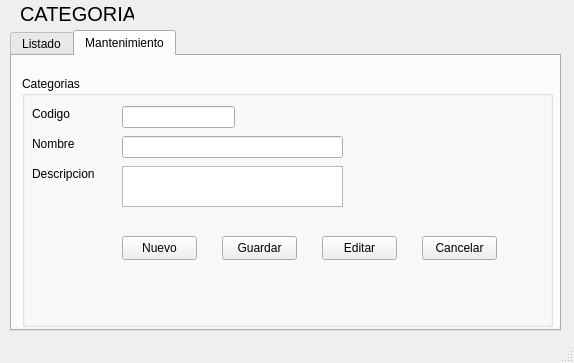
Qt form Sistema de ventas/ui/FrmCategoria.ui (CodeDrTech/DevelopPython) before a commit.
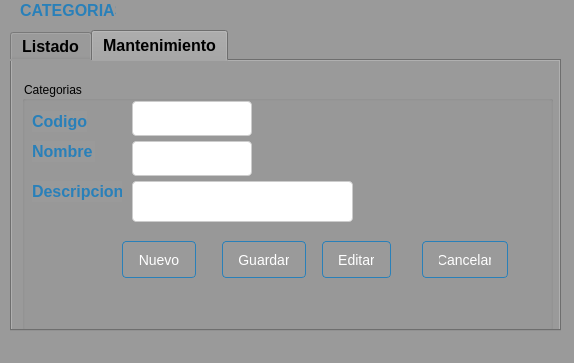
The same form after that commit.

What changed in the file:
```diff
--- a/Sistema de ventas/ui/FrmCategoria.ui
+++ b/Sistema de ventas/ui/FrmCategoria.ui
@@ -16,21 +16,38 @@
   <property name="windowTitle">
    <string>MainWindow</string>
   </property>
+  <property name="styleSheet">
+   <string notr="true">QWidget {
+    background-color: #9a9a9a;
+}</string>
+  </property>
   <widget class="QWidget" name="centralwidget">
    <widget class="QLabel" name="label">
     <property name="geometry">
      <rect>
       <x>20</x>
       <y>0</y>
-      <width>114</width>
-      <height>27</height>
+      <width>96</width>
+      <height>21</height>
      </rect>
     </property>
     <property name="font">
      <font>
-      <pointsize>15</pointsize>
+      <pointsize>-1</pointsize>
+      <bold>true</bold>
      </font>
     </property>
+    <property name="styleSheet">
+     <string notr="true">QWidget {
+    background-color: #9a9a9a;
+}
+
+QLabel {
+    color: #2980b9;
+    font-size: 16px;
+    font-weight: bold;
+}</string>
+    </property>
     <property name="text">
      <string>CATEGORIAS</string>
     </property>
@@ -44,6 +61,17 @@
       <height>301</height>
      </rect>
     </property>
+    <property name="styleSheet">
+     <string notr="true">QTabWidget {
+    background-color: #9a9a9a;
+}
+
+QTabWidget {
+    color: #2980b9;
+    font-size: 16px;
+    font-weight: bold;
+}</string>
+    </property>
     <property name="currentIndex">
      <number>1</number>
     </property>
@@ -163,10 +191,21 @@
         <rect>
          <x>10</x>
          <y>30</y>
-         <width>39</width>
-         <height>16</height>
+         <width>55</width>
+         <height>21</height>
         </rect>
        </property>
+       <property name="styleSheet">
+        <string notr="true">QWidget {
+    background-color: #9a9a9a;
+}
+
+QLabel {
+    color: #2980b9;
+    font-size: 16px;
+    font-weight: bold;
+}</string>
+       </property>
        <property name="text">
         <string>Codigo</string>
        </property>
@@ -176,10 +215,21 @@
         <rect>
          <x>10</x>
          <y>60</y>
-         <width>44</width>
-         <height>16</height>
+         <width>63</width>
+         <height>21</height>
         </rect>
        </property>
+       <property name="styleSheet">
+        <string notr="true">QWidget {
+    background-color: #9a9a9a;
+}
+
+QLabel {
+    color: #2980b9;
+    font-size: 16px;
+    font-weight: bold;
+}</string>
+       </property>
        <property name="text">
         <string>Nombre</string>
        </property>
@@ -188,11 +238,22 @@
        <property name="geometry">
         <rect>
          <x>10</x>
-         <y>90</y>
-         <width>62</width>
-         <height>16</height>
+         <y>100</y>
+         <width>90</width>
+         <height>21</height>
         </rect>
        </property>
+       <property name="styleSheet">
+        <string notr="true">QWidget {
+    background-color: #9a9a9a;
+}
+
+QLabel {
+    color: #2980b9;
+    font-size: 16px;
+    font-weight: bold;
+}</string>
+       </property>
        <property name="text">
         <string>Descripcion</string>
        </property>
@@ -202,10 +263,34 @@
         <rect>
          <x>100</x>
          <y>160</y>
-         <width>75</width>
-         <height>24</height>
+         <width>74</width>
+         <height>37</height>
         </rect>
        </property>
+       <property name="styleSheet">
+        <string notr="true">QPushButton {
+    background: qlineargradient(x1: 0, y1: 0, x2: 0, y2: 1,
+                                 stop: 0 #5DADE2, stop: 1 #2980b9);
+    color: #ffffff;
+    border: 1px solid #2980b9;
+    padding: 8px 16px;
+    border-radius: 4px;
+    font-size: 14px;
+}
+
+QPushButton:hover {
+    background: qlineargradient(x1: 0, y1: 0, x2: 0, y2: 1,
+                                 stop: 0 #4DA8DB, stop: 1 #2471a3);
+    border: 1px solid #2471a3;
+}
+
+QPushButton:pressed {
+    background: qlineargradient(x1: 0, y1: 0, x2: 0, y2: 1,
+                                 stop: 0 #3C89B4, stop: 1 #1f618d);
+    border: 1px solid #1f618d;
+}
+</string>
+       </property>
        <property name="text">
         <string>Nuevo</string>
        </property>
@@ -215,10 +300,34 @@
         <rect>
          <x>300</x>
          <y>160</y>
-         <width>75</width>
-         <height>24</height>
+         <width>69</width>
+         <height>37</height>
         </rect>
        </property>
+       <property name="styleSheet">
+        <string notr="true">QPushButton {
+    background: qlineargradient(x1: 0, y1: 0, x2: 0, y2: 1,
+                                 stop: 0 #5DADE2, stop: 1 #2980b9);
+    color: #ffffff;
+    border: 1px solid #2980b9;
+    padding: 8px 16px;
+    border-radius: 4px;
+    font-size: 14px;
+}
+
+QPushButton:hover {
+    background: qlineargradient(x1: 0, y1: 0, x2: 0, y2: 1,
+                                 stop: 0 #4DA8DB, stop: 1 #2471a3);
+    border: 1px solid #2471a3;
+}
+
+QPushButton:pressed {
+    background: qlineargradient(x1: 0, y1: 0, x2: 0, y2: 1,
+                                 stop: 0 #3C89B4, stop: 1 #1f618d);
+    border: 1px solid #1f618d;
+}
+</string>
+       </property>
        <property name="text">
         <string>Editar</string>
        </property>
@@ -228,10 +337,34 @@
         <rect>
          <x>200</x>
          <y>160</y>
-         <width>75</width>
-         <height>24</height>
+         <width>84</width>
+         <height>37</height>
         </rect>
        </property>
+       <property name="styleSheet">
+        <string notr="true">QPushButton {
+    background: qlineargradient(x1: 0, y1: 0, x2: 0, y2: 1,
+                                 stop: 0 #5DADE2, stop: 1 #2980b9);
+    color: #ffffff;
+    border: 1px solid #2980b9;
+    padding: 8px 16px;
+    border-radius: 4px;
+    font-size: 14px;
+}
+
+QPushButton:hover {
+    background: qlineargradient(x1: 0, y1: 0, x2: 0, y2: 1,
+                                 stop: 0 #4DA8DB, stop: 1 #2471a3);
+    border: 1px solid #2471a3;
+}
+
+QPushButton:pressed {
+    background: qlineargradient(x1: 0, y1: 0, x2: 0, y2: 1,
+                                 stop: 0 #3C89B4, stop: 1 #1f618d);
+    border: 1px solid #1f618d;
+}
+</string>
+       </property>
        <property name="text">
         <string>Guardar</string>
        </property>
@@ -241,10 +374,34 @@
         <rect>
          <x>400</x>
          <y>160</y>
-         <width>75</width>
-         <height>24</height>
+         <width>86</width>
+         <height>37</height>
         </rect>
        </property>
+       <property name="styleSheet">
+        <string notr="true">QPushButton {
+    background: qlineargradient(x1: 0, y1: 0, x2: 0, y2: 1,
+                                 stop: 0 #5DADE2, stop: 1 #2980b9);
+    color: #ffffff;
+    border: 1px solid #2980b9;
+    padding: 8px 16px;
+    border-radius: 4px;
+    font-size: 14px;
+}
+
+QPushButton:hover {
+    background: qlineargradient(x1: 0, y1: 0, x2: 0, y2: 1,
+                                 stop: 0 #4DA8DB, stop: 1 #2471a3);
+    border: 1px solid #2471a3;
+}
+
+QPushButton:pressed {
+    background: qlineargradient(x1: 0, y1: 0, x2: 0, y2: 1,
+                                 stop: 0 #3C89B4, stop: 1 #1f618d);
+    border: 1px solid #1f618d;
+}
+</string>
+       </property>
        <property name="text">
         <string>Cancelar</string>
        </property>
@@ -252,32 +409,242 @@
       <widget class="QLineEdit" name="txtCodigo">
        <property name="geometry">
         <rect>
-         <x>100</x>
-         <y>30</y>
-         <width>113</width>
-         <height>22</height>
+         <x>110</x>
+         <y>20</y>
+         <width>120</width>
+         <height>35</height>
         </rect>
        </property>
+       <property name="styleSheet">
+        <string notr="true">QWidget {
+    background-color: #f2f2f2;
+}
+
+QPushButton {
+    background: qlineargradient(x1: 0, y1: 0, x2: 0, y2: 1,
+                                 stop: 0 #5DADE2, stop: 1 #2980b9);
+    color: #ffffff;
+    border: 1px solid #2980b9;
+    padding: 8px 16px;
+    border-radius: 4px;
+    font-size: 14px;
+}
+
+QPushButton:hover {
+    background: qlineargradient(x1: 0, y1: 0, x2: 0, y2: 1,
+                                 stop: 0 #4DA8DB, stop: 1 #2471a3);
+    border: 1px solid #2471a3;
+}
+
+QPushButton:pressed {
+    background: qlineargradient(x1: 0, y1: 0, x2: 0, y2: 1,
+                                 stop: 0 #3C89B4, stop: 1 #1f618d);
+    border: 1px solid #1f618d;
+}
+
+QLineEdit {
+    background-color: #ffffff;
+    border: 1px solid #cccccc;
+    padding: 6px;
+    border-radius: 4px;
+    font-size: 14px;
+}
+
+QLineEdit:hover {
+    border: 1px solid #3498db;
+}
+
+QLineEdit:focus {
+    border: 1px solid #3498db;
+    outline: none;
+}
+
+QWidget {
+    background-color: #f2f2f2;
+}
+
+QLabel {
+    color: #2980b9;
+    font-size: 16px;
+    font-weight: bold;
+}
+
+QLineEdit {
+    background-color: #ffffff;
+    border: 1px solid #cccccc;
+    padding: 6px;
+    border-radius: 4px;
+    font-size: 14px;
+    color: #2980b9;
+}
+
+QLineEdit::placeholder {
+    color: #2980b9;
+    font-weight: bold;
+}
+
+</string>
+       </property>
       </widget>
       <widget class="QLineEdit" name="txtNombre">
        <property name="geometry">
         <rect>
-         <x>100</x>
+         <x>110</x>
          <y>60</y>
-         <width>221</width>
-         <height>22</height>
+         <width>120</width>
+         <height>35</height>
         </rect>
        </property>
+       <property name="styleSheet">
+        <string notr="true">QWidget {
+    background-color: #f2f2f2;
+}
+
+QPushButton {
+    background: qlineargradient(x1: 0, y1: 0, x2: 0, y2: 1,
+                                 stop: 0 #5DADE2, stop: 1 #2980b9);
+    color: #ffffff;
+    border: 1px solid #2980b9;
+    padding: 8px 16px;
+    border-radius: 4px;
+    font-size: 14px;
+}
+
+QPushButton:hover {
+    background: qlineargradient(x1: 0, y1: 0, x2: 0, y2: 1,
+                                 stop: 0 #4DA8DB, stop: 1 #2471a3);
+    border: 1px solid #2471a3;
+}
+
+QPushButton:pressed {
+    background: qlineargradient(x1: 0, y1: 0, x2: 0, y2: 1,
+                                 stop: 0 #3C89B4, stop: 1 #1f618d);
+    border: 1px solid #1f618d;
+}
+
+QLineEdit {
+    background-color: #ffffff;
+    border: 1px solid #cccccc;
+    padding: 6px;
+    border-radius: 4px;
+    font-size: 14px;
+}
+
+QLineEdit:hover {
+    border: 1px solid #3498db;
+}
+
+QLineEdit:focus {
+    border: 1px solid #3498db;
+    outline: none;
+}
+
+QWidget {
+    background-color: #f2f2f2;
+}
+
+QLabel {
+    color: #2980b9;
+    font-size: 16px;
+    font-weight: bold;
+}
+
+QLineEdit {
+    background-color: #ffffff;
+    border: 1px solid #cccccc;
+    padding: 6px;
+    border-radius: 4px;
+    font-size: 14px;
+    color: #2980b9;
+}
+
+QLineEdit::placeholder {
+    color: #2980b9;
+    font-weight: bold;
+}
+
+</string>
+       </property>
       </widget>
       <widget class="QTextEdit" name="txtDescripcion">
        <property name="geometry">
         <rect>
-         <x>100</x>
-         <y>90</y>
+         <x>110</x>
+         <y>100</y>
          <width>221</width>
          <height>41</height>
         </rect>
        </property>
+       <property name="styleSheet">
+        <string notr="true">QWidget {
+    background-color: #f2f2f2;
+}
+
+QPushButton {
+    background: qlineargradient(x1: 0, y1: 0, x2: 0, y2: 1,
+                                 stop: 0 #5DADE2, stop: 1 #2980b9);
+    color: #ffffff;
+    border: 1px solid #2980b9;
+    padding: 8px 16px;
+    border-radius: 4px;
+    font-size: 14px;
+}
+
+QPushButton:hover {
+    background: qlineargradient(x1: 0, y1: 0, x2: 0, y2: 1,
+                                 stop: 0 #4DA8DB, stop: 1 #2471a3);
+    border: 1px solid #2471a3;
+}
+
+QPushButton:pressed {
+    background: qlineargradient(x1: 0, y1: 0, x2: 0, y2: 1,
+                                 stop: 0 #3C89B4, stop: 1 #1f618d);
+    border: 1px solid #1f618d;
+}
+
+QTextEdit {
+    background-color: #ffffff;
+    border: 1px solid #cccccc;
+    padding: 6px;
+    border-radius: 4px;
+    font-size: 14px;
+}
+
+QTextEdit:hover {
+    border: 1px solid #3498db;
+}
+
+QLineEdit:focus {
+    border: 1px solid #3498db;
+    outline: none;
+}
+
+QWidget {
+    background-color: #f2f2f2;
+}
+
+QLabel {
+    color: #2980b9;
+    font-size: 16px;
+    font-weight: bold;
+}
+
+QTextEdit {
+    background-color: #ffffff;
+    border: 1px solid #cccccc;
+    padding: 6px;
+    border-radius: 4px;
+    font-size: 14px;
+    color: #2980b9;
+}
+
+QTextEdit::placeholder {
+    color: #2980b9;
+    font-weight: bold;
+}
+
+</string>
+       </property>
       </widget>
      </widget>
     </widget>
```
Left out of the diff: 192 changed lines with no effect on the pictures.
